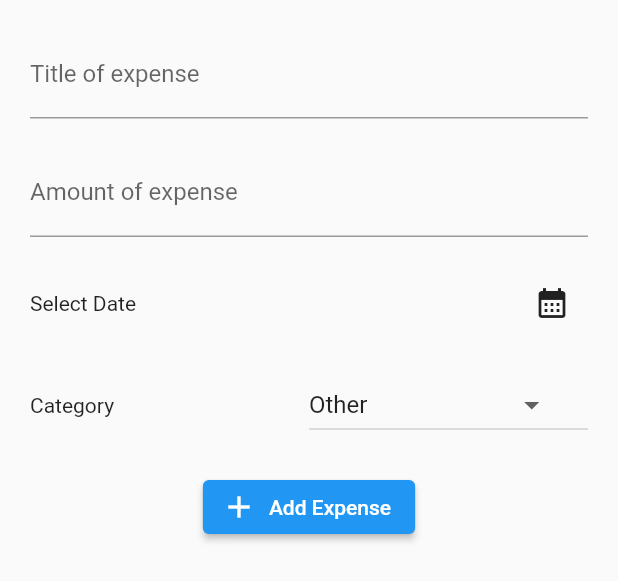
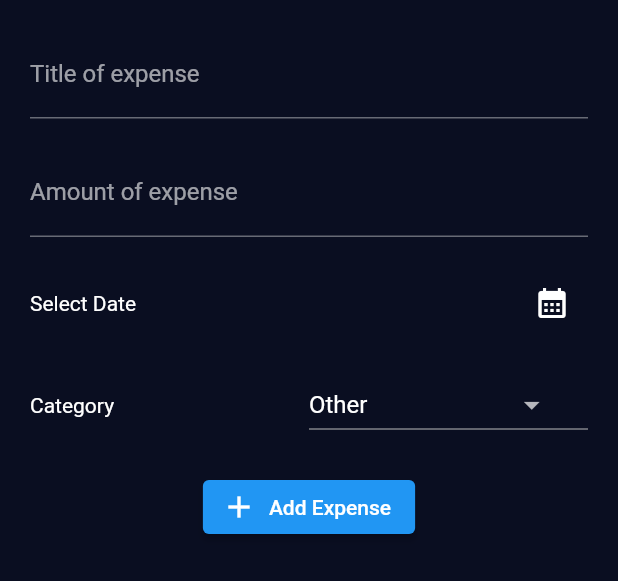
Before and after one commit to MahdiMohammadi98125/expense-tacker-app, a Flutter app: the ExpenseForm widget shown alone on an empty page, opened directly, on a phone screen of 412 x 824 dp. Shown: the top 581 px of the screen. Run offline on Flutter 3.47's test engine with Material 2 defaults, Android fonts, the phone set to English and light mode, and no system bars; our stand-ins replace fl_chart, sqflite; accounts and stored records are empty.

Commit message:
application theme changed

```diff
--- a/lib/main.dart
+++ b/lib/main.dart
@@ -19,6 +19,10 @@ class MyApp extends StatelessWidget {
   @override
   Widget build(BuildContext context) {
     return MaterialApp(
+      theme: ThemeData.dark().copyWith(
+        scaffoldBackgroundColor: const Color(0xFF0A0E21),
+        appBarTheme: const AppBarTheme(backgroundColor: Colors.lightBlue),
+      ),
       debugShowCheckedModeBanner: false,
       initialRoute: CategoryScreen.name,
       routes: {
--- a/lib/screens/category_screen.dart
+++ b/lib/screens/category_screen.dart
@@ -13,6 +13,7 @@ class CategoryScreen extends StatelessWidget {
       ),
       body: const CategoryFetcher(),
       floatingActionButton: FloatingActionButton(
+        backgroundColor: Colors.lightBlue,
         onPressed: () {
           showModalBottomSheet(
             context: context,
--- a/lib/widgets/expense_form.dart
+++ b/lib/widgets/expense_form.dart
@@ -38,6 +38,7 @@ class _ExpenseFormState extends State<ExpenseForm> {
   Widget build(BuildContext context) {
     final provider = Provider.of<DatabaseProvider>(context, listen: false);
     return Container(
+      color: const Color(0xFF0A0E21),
       height: MediaQuery.of(context).size.height * 0.7,
       padding: const EdgeInsets.all(20.0),
       child: SingleChildScrollView(
```
